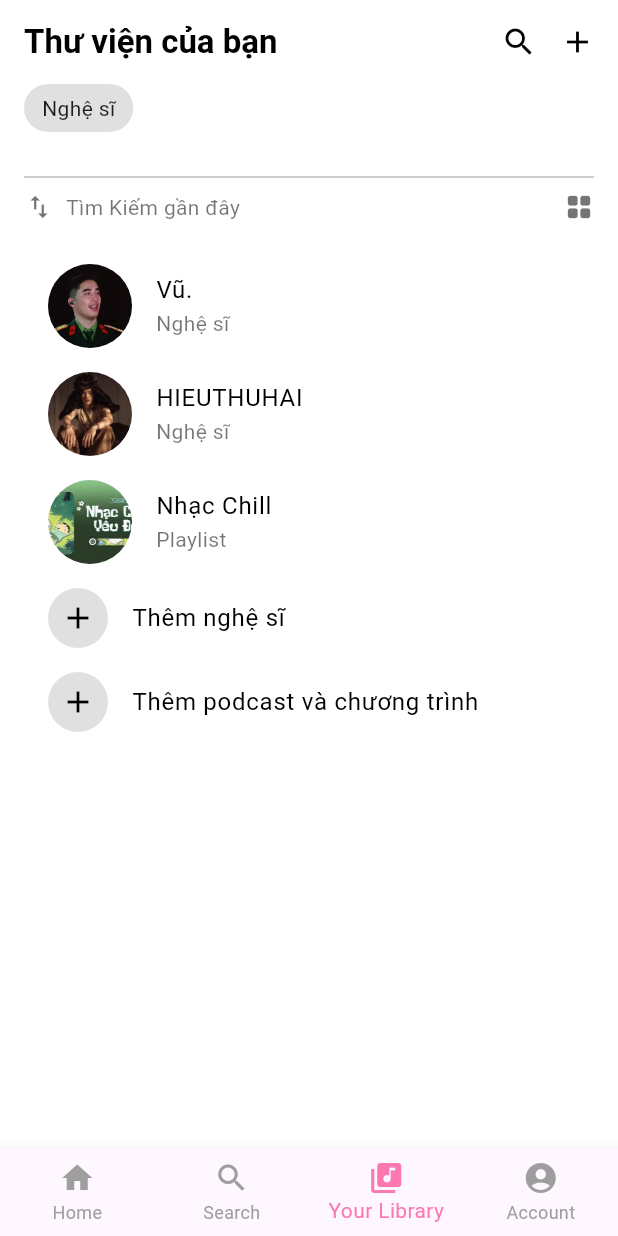
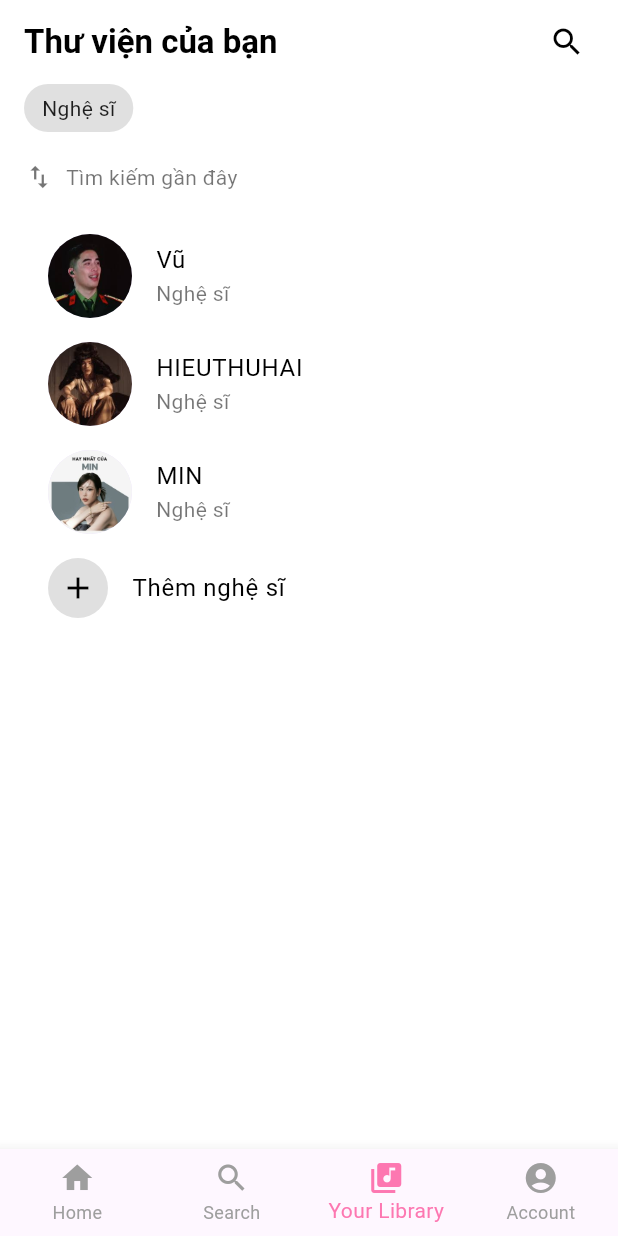
Before and after one commit to thanhhthao05/2025_LTTBDD_N04_CaoThanhThao, a Flutter app: the screen it shows after launch, item 3 of the bottom bar chosen, on a phone screen of 412 x 824 dp. Run offline on Flutter 3.47's test engine with Material 3 defaults, Android fonts, the phone set to English and light mode, and no system bars; our stand-ins replace font_awesome_flutter, share_plus.

Commit message:
Thêm chức năng thêm bài hát cho nghệ sĩ trong LibraryScreen và ArtistDetailScreen

```diff
--- a/simple_music_app/lib/screens/library/library_screen.dart
+++ b/simple_music_app/lib/screens/library/library_screen.dart
@@ -1,30 +1,147 @@
 import 'package:flutter/material.dart';
 import '../search/search_screen.dart';
+import 'artist_detail_screen.dart';
 
-class LibraryScreen extends StatelessWidget {
+class LibraryScreen extends StatefulWidget {
   const LibraryScreen({super.key});
 
   @override
-  Widget build(BuildContext context) {
-    // Danh sách các nghệ sĩ và playlist
-    final List<Map<String, String>> libraryItems = [
+  State<LibraryScreen> createState() =>
+      _LibraryScreenState();
+}
+
+class _LibraryScreenState
+    extends State<LibraryScreen> {
+  // Danh sách nghệ sĩ có sẵn
+  final List<Map<String, dynamic>> libraryItems = [
     {
-        'name': 'Vũ.',
+      'name': 'Vũ',
       'type': 'Nghệ sĩ',
       'img': 'imgs/Vũ.jpg',
+      'songs': [
+        {
+          'title': 'Lạ Lùng',
+          'artist': 'Vũ',
+          'img': 'imgs/La_Lung.jpg',
+        },
+        {
+          'title': 'Bước Qua Nhau',
+          'artist': 'Vũ',
+          'img': 'imgs/Buoc_Qua_Nhau.jpg',
+        },
+        {
+          'title': 'Mùa Mưa Ngâu Nằm Cạnh',
+          'artist': 'Vũ',
+          'img': 'imgs/Mua_Mua_Ngau_Nam_Canh.jpg',
+        },
+      ],
     },
     {
       'name': 'HIEUTHUHAI',
       'type': 'Nghệ sĩ',
       'img': 'imgs/HIEUTHUHAI.jpg',
+      'songs': [
+        {
+          'title': 'Không Thể Say',
+          'artist': 'HIEUTHUHAI',
+          'img': 'imgs/Khong_The_Say.jpg',
         },
         {
-        'name': 'Nhạc Chill',
-        'type': 'Playlist',
-        'img': 'imgs/Nhạc_Chill_Yêu_Đời.jpg',
+          'title': 'Vệ Tinh',
+          'artist': 'HIEUTHUHAI',
+          'img': 'imgs/Ve_Tinh.jpg',
+        },
+        {
+          'title': 'Ngáo Ngơ',
+          'artist': 'HIEUTHUHAI',
+          'img': 'imgs/Ngao_Ngo.jpg',
+        },
+      ],
+    },
+    {
+      'name': 'MIN',
+      'type': 'Nghệ sĩ',
+      'img': 'imgs/MIN.jpg',
+      'songs': [
+        {
+          'title': 'Ghen',
+          'artist': 'MIN',
+          'img': 'imgs/Ghen.jpg',
+        },
+        {
+          'title': 'Có Em Chờ',
+          'artist': 'MIN',
+          'img': 'imgs/Co_Em_Cho.jpg',
+        },
+        {
+          'title': 'Vì Yêu Cứ Đâm Đầu',
+          'artist': 'MIN',
+          'img': 'imgs/Vi_Yeu_Cu_Dam_Dau.jpg',
+        },
+      ],
     },
   ];
 
+  // 🎵 Hàm thêm nghệ sĩ mới
+  void _addNewArtist() {
+    showDialog(
+      context: context,
+      builder: (context) {
+        final nameController = TextEditingController();
+        final imgController = TextEditingController();
+
+        return AlertDialog(
+          title: const Text("Thêm nghệ sĩ mới"),
+          content: Column(
+            mainAxisSize: MainAxisSize.min,
+            children: [
+              TextField(
+                controller: nameController,
+                decoration: const InputDecoration(
+                  labelText: "Tên nghệ sĩ",
+                ),
+              ),
+              TextField(
+                controller: imgController,
+                decoration: const InputDecoration(
+                  labelText:
+                      "Đường dẫn ảnh (ví dụ: imgs/NewArtist.jpg)",
+                ),
+              ),
+            ],
+          ),
+          actions: [
+            TextButton(
+              onPressed: () => Navigator.pop(context),
+              child: const Text("Hủy"),
+            ),
+            ElevatedButton(
+              onPressed: () {
+                if (nameController.text.isNotEmpty) {
+                  setState(() {
+                    libraryItems.add({
+                      'name': nameController.text,
+                      'type': 'Nghệ sĩ',
+                      'img':
+                          imgController.text.isNotEmpty
+                          ? imgController.text
+                          : 'imgs/default_artist.jpg',
+                      'songs': [],
+                    });
+                  });
+                  Navigator.pop(context);
+                }
+              },
+              child: const Text("Thêm"),
+            ),
+          ],
+        );
+      },
+    );
+  }
+
+  @override
+  Widget build(BuildContext context) {
     return Scaffold(
       backgroundColor: Colors.white,
       appBar: AppBar(
@@ -32,17 +149,28 @@ class LibraryScreen extends StatelessWidget {
         elevation: 0,
         title: const Text(
           "Thư viện của bạn",
-          // Tiêu đề AppBar
           style: TextStyle(
             color: Colors.black,
             fontWeight: FontWeight.bold,
           ),
         ),
-        actions: const [
-          Icon(Icons.search, color: Colors.black),
-          SizedBox(width: 15),
-          Icon(Icons.add, color: Colors.black),
-          SizedBox(width: 15),
+        actions: [
+          IconButton(
+            icon: const Icon(
+              Icons.search,
+              color: Colors.black,
+            ),
+            onPressed: () {
+              Navigator.push(
+                context,
+                MaterialPageRoute(
+                  builder: (context) =>
+                      const SearchScreen(),
+                ),
+              );
+            },
+          ),
+          const SizedBox(width: 10),
         ],
       ),
       body: Padding(
@@ -52,7 +180,7 @@ class LibraryScreen extends StatelessWidget {
         child: Column(
           crossAxisAlignment: CrossAxisAlignment.start,
           children: [
-            // Nút "Nghệ sĩ
+            // 🔹 Nút "Nghệ sĩ"
             Container(
               padding: const EdgeInsets.symmetric(
                 horizontal: 12,
@@ -73,19 +201,10 @@ class LibraryScreen extends StatelessWidget {
             ),
             const SizedBox(height: 20),
 
-            // thanh ngang mảnh
-            const Divider(
-              color: Colors.black26,
-              thickness: 1,
-              height: 20,
-            ),
-
-            // Tiêu đề "Tìm kiếm gần đây"
+            // 🔹 Tiêu đề "Tìm kiếm gần đây"
             const Row(
               mainAxisAlignment:
-                  MainAxisAlignment.spaceBetween,
-              children: [
-                Row(
+                  MainAxisAlignment.start,
               children: [
                 Icon(
                   Icons.swap_vert,
@@ -94,90 +213,35 @@ class LibraryScreen extends StatelessWidget {
                 ),
                 SizedBox(width: 8),
                 Text(
-                      "Tìm Kiếm gần đây",
+                  "Tìm kiếm gần đây",
                   style: TextStyle(
                     color: Colors.black54,
                   ),
                 ),
               ],
             ),
-                Icon(
-                  Icons.grid_view_rounded,
-                  color: Colors.black54,
-                  size: 20,
-                ),
-              ],
-            ),
             const SizedBox(height: 20),
 
-            // Danh sách nghệ sĩ / playlist
+            // 🔹 Danh sách nghệ sĩ
             Expanded(
-              child: SingleChildScrollView(
-                child: Column(
-                  children: [
-                    for (
-                      int i = 0;
-                      i < libraryItems.length;
-                      i++
-                    ) ...[
-                      ListTile(
-                        leading: CircleAvatar(
-                          radius: 28,
-                          backgroundImage: AssetImage(
-                            libraryItems[i]['img']!,
-                          ),
-                        ),
-                        title: Text(
-                          libraryItems[i]['name']!,
-                          style: const TextStyle(
-                            color: Colors.black,
-                          ),
-                        ),
-                        subtitle: Text(
-                          libraryItems[i]['type']!,
-                          style: const TextStyle(
-                            color: Colors.black54,
-                          ),
-                        ),
-                        onTap: () {},
-                      ),
-                    ],
-
-                    // Thêm 2 nút Add
-                    const ListTile(
-                      leading: CircleAvatar(
-                        backgroundColor:
-                            Colors.black12,
-                        child: Icon(
-                          Icons.add,
-                          color: Colors.black,
-                        ),
-                      ),
-                      title: Text(
+              child: ListView.builder(
+                itemCount:
+                    libraryItems.length +
+                    1, // chỉ thêm "Thêm nghệ sĩ"
+                itemBuilder: (context, index) {
+                  if (index < libraryItems.length) {
+                    final item = libraryItems[index];
+                    return _buildLibraryItem(
+                      context,
+                      item,
+                    );
+                  } else {
+                    return _buildAddItem(
                       "Thêm nghệ sĩ",
-                        style: TextStyle(
-                          color: Colors.black,
-                        ),
-                      ),
-                    ),
-                    const ListTile(
-                      leading: CircleAvatar(
-                        backgroundColor:
-                            Colors.black12,
-                        child: Icon(
-                          Icons.add,
-                          color: Colors.black,
-                        ),
-                      ),
-                      title: Text(
-                        "Thêm podcast và chương trình",
-                        style: TextStyle(
-                          color: Colors.black,
-                        ),
-                      ),
-                    ),
-                  ],
-                ),
+                      _addNewArtist,
+                    );
+                  }
+                },
               ),
             ),
           ],
@@ -185,4 +249,59 @@ class LibraryScreen extends StatelessWidget {
       ),
     );
   }
+
+  // 🧩 Hàm tạo item nghệ sĩ
+  Widget _buildLibraryItem(
+    BuildContext context,
+    Map<String, dynamic> item,
+  ) {
+    return ListTile(
+      leading: CircleAvatar(
+        radius: 28,
+        backgroundImage: AssetImage(item['img']!),
+      ),
+      title: Text(
+        item['name']!,
+        style: const TextStyle(color: Colors.black),
+      ),
+      subtitle: Text(
+        item['type']!,
+        style: const TextStyle(color: Colors.black54),
+      ),
+      onTap: () {
+        if (item['type'] == 'Nghệ sĩ' &&
+            item['songs'] != null) {
+          Navigator.push(
+            context,
+            MaterialPageRoute(
+              builder: (context) => ArtistDetailScreen(
+                artistName: item['name']!,
+                songs: List<Map<String, String>>.from(
+                  item['songs'],
+                ),
+              ),
+            ),
+          );
         }
+      },
+    );
+  }
+
+  // 🧩 Hàm tạo nút “Thêm nghệ sĩ”
+  Widget _buildAddItem(
+    String title,
+    VoidCallback onTap,
+  ) {
+    return ListTile(
+      leading: const CircleAvatar(
+        backgroundColor: Colors.black12,
+        child: Icon(Icons.add, color: Colors.black),
+      ),
+      title: Text(
+        title,
+        style: const TextStyle(color: Colors.black),
+      ),
+      onTap: onTap,
+    );
+  }
+}
```
Also changed, not shown: simple_music_app/lib/screens/library/artist_detail_screen.dart (added, +239 -0 lines), simple_music_app/imgs/Buoc_Qua_Nhau.jpg (added), simple_music_app/imgs/Co_Em_Cho.jpg (added), simple_music_app/imgs/Ghen.jpg (added), simple_music_app/imgs/Khong_The_Say.jpg (added), simple_music_app/imgs/La_Lung.jpg (added), simple_music_app/imgs/MIN.jpg (added), simple_music_app/imgs/Mua_Mua_Ngau_Nam_Canh.jpg (added), simple_music_app/imgs/Ngao_Ngo.jpg (added), simple_music_app/imgs/Ve_Tinh.jpg (added), simple_music_app/imgs/Vi_Yeu_Cu_Dam_Dau.jpg (added). Lines whose indentation alone changed are shown as unchanged.
